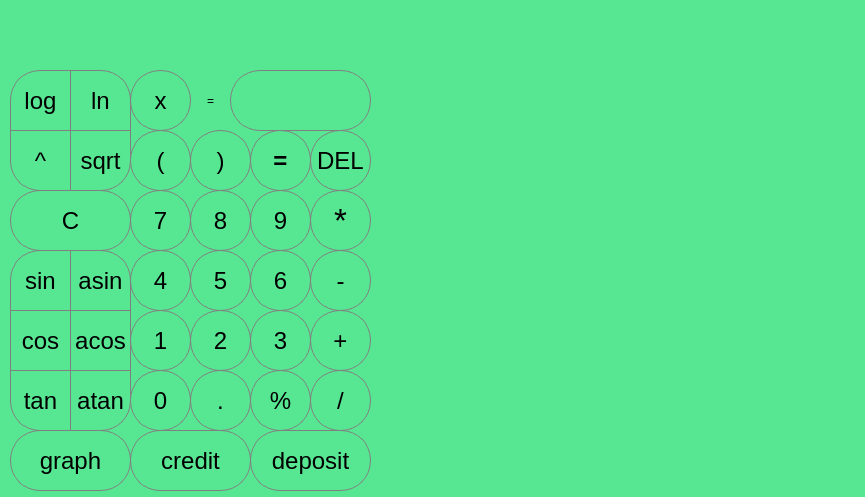
manwoodt/SmartCalc_v1.0-1, file src/Calculator/mainwindow.ui: the form before one commit.
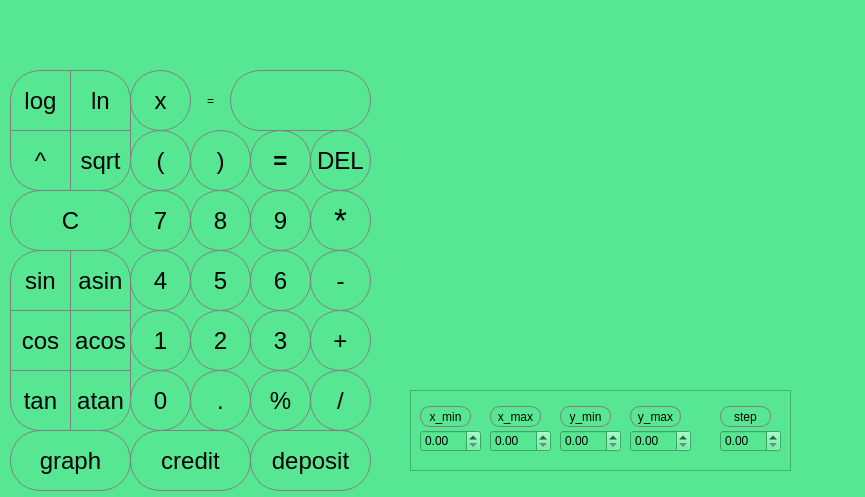
The form after the commit. Custom widgets are drawn as their Qt base class.

Diff of the .ui file:
```diff
--- a/src/Calculator/mainwindow.ui
+++ b/src/Calculator/mainwindow.ui
@@ -1227,13 +1227,234 @@
    <widget class="QCustomPlot" name="widget" native="true">
     <property name="geometry">
      <rect>
-      <x>460</x>
-      <y>140</y>
-      <width>291</width>
-      <height>231</height>
+      <x>390</x>
+      <y>70</y>
+      <width>431</width>
+      <height>171</height>
      </rect>
     </property>
    </widget>
+   <widget class="QFrame" name="frame">
+    <property name="geometry">
+     <rect>
+      <x>410</x>
+      <y>390</y>
+      <width>381</width>
+      <height>81</height>
+     </rect>
+    </property>
+    <property name="frameShape">
+     <enum>QFrame::StyledPanel</enum>
+    </property>
+    <property name="frameShadow">
+     <enum>QFrame::Raised</enum>
+    </property>
+    <widget class="QDoubleSpinBox" name="doubleSpinBox_step">
+     <property name="geometry">
+      <rect>
+       <x>310</x>
+       <y>40</y>
+       <width>61</width>
+       <height>22</height>
+      </rect>
+     </property>
+     <property name="styleSheet">
+      <string notr="true">color:black;</string>
+     </property>
+    </widget>
+    <widget class="QDoubleSpinBox" name="doubleSpinBox_y_min">
+     <property name="geometry">
+      <rect>
+       <x>150</x>
+       <y>40</y>
+       <width>61</width>
+       <height>22</height>
+      </rect>
+     </property>
+     <property name="styleSheet">
+      <string notr="true">color:black;</string>
+     </property>
+    </widget>
+    <widget class="QDoubleSpinBox" name="doubleSpinBox_x_max">
+     <property name="geometry">
+      <rect>
+       <x>80</x>
+       <y>40</y>
+       <width>61</width>
+       <height>22</height>
+      </rect>
+     </property>
+     <property name="styleSheet">
+      <string notr="true">color:black;</string>
+     </property>
+    </widget>
+    <widget class="QLabel" name="label_6">
+     <property name="geometry">
+      <rect>
+       <x>310</x>
+       <y>16</y>
+       <width>51</width>
+       <height>21</height>
+      </rect>
+     </property>
+     <property name="styleSheet">
+      <string notr="true">QLabel
+{
+ border: 1px solid grey;
+ background-color:  transparent;
+color: black;
+border-top-right-radius: 10px;
+border-top-left-radius: 10px;
+border-bottom-right-radius: 10px;
+border-bottom-left-radius: 10px;
+}</string>
+     </property>
+     <property name="text">
+      <string>step</string>
+     </property>
+     <property name="alignment">
+      <set>Qt::AlignCenter</set>
+     </property>
+    </widget>
+    <widget class="QLabel" name="label_5">
+     <property name="geometry">
+      <rect>
+       <x>150</x>
+       <y>16</y>
+       <width>51</width>
+       <height>21</height>
+      </rect>
+     </property>
+     <property name="styleSheet">
+      <string notr="true">QLabel
+{
+ border: 1px solid grey;
+ background-color:  transparent;
+color: black;
+border-top-right-radius: 10px;
+border-top-left-radius: 10px;
+border-bottom-right-radius: 10px;
+border-bottom-left-radius: 10px;
+}</string>
+     </property>
+     <property name="text">
+      <string>y_min</string>
+     </property>
+     <property name="alignment">
+      <set>Qt::AlignCenter</set>
+     </property>
+    </widget>
+    <widget class="QLabel" name="label_2">
+     <property name="geometry">
+      <rect>
+       <x>10</x>
+       <y>16</y>
+       <width>51</width>
+       <height>21</height>
+      </rect>
+     </property>
+     <property name="styleSheet">
+      <string notr="true">QLabel
+{
+ border: 1px solid grey;
+ background-color:  transparent;
+color: black;
+border-top-right-radius: 10px;
+border-top-left-radius: 10px;
+border-bottom-right-radius: 10px;
+border-bottom-left-radius: 10px;
+}</string>
+     </property>
+     <property name="text">
+      <string>x_min</string>
+     </property>
+     <property name="alignment">
+      <set>Qt::AlignCenter</set>
+     </property>
+    </widget>
+    <widget class="QDoubleSpinBox" name="doubleSpinBox_x_min">
+     <property name="geometry">
+      <rect>
+       <x>10</x>
+       <y>40</y>
+       <width>61</width>
+       <height>22</height>
+      </rect>
+     </property>
+     <property name="styleSheet">
+      <string notr="true">color:black;</string>
+     </property>
+    </widget>
+    <widget class="QLabel" name="label_4">
+     <property name="geometry">
+      <rect>
+       <x>220</x>
+       <y>16</y>
+       <width>51</width>
+       <height>21</height>
+      </rect>
+     </property>
+     <property name="styleSheet">
+      <string notr="true">QLabel
+{
+ border: 1px solid grey;
+ background-color:  transparent;
+color: black;
+border-top-right-radius: 10px;
+border-top-left-radius: 10px;
+border-bottom-right-radius: 10px;
+border-bottom-left-radius: 10px;
+}</string>
+     </property>
+     <property name="text">
+      <string>y_max</string>
+     </property>
+     <property name="alignment">
+      <set>Qt::AlignCenter</set>
+     </property>
+    </widget>
+    <widget class="QDoubleSpinBox" name="doubleSpinBox_y_max">
+     <property name="geometry">
+      <rect>
+       <x>220</x>
+       <y>40</y>
+       <width>61</width>
+       <height>22</height>
+      </rect>
+     </property>
+     <property name="styleSheet">
+      <string notr="true">color:black;</string>
+     </property>
+    </widget>
+    <widget class="QLabel" name="label_3">
+     <property name="geometry">
+      <rect>
+       <x>80</x>
+       <y>16</y>
+       <width>51</width>
+       <height>21</height>
+      </rect>
+     </property>
+     <property name="styleSheet">
+      <string notr="true">QLabel
+{
+ border: 1px solid grey;
+ background-color:  transparent;
+color: black;
+border-top-right-radius: 10px;
+border-top-left-radius: 10px;
+border-bottom-right-radius: 10px;
+border-bottom-left-radius: 10px;
+}</string>
+     </property>
+     <property name="text">
+      <string>x_max</string>
+     </property>
+     <property name="alignment">
+      <set>Qt::AlignCenter</set>
+     </property>
+    </widget>
+   </widget>
   </widget>
  </widget>
  <customwidgets>
```
